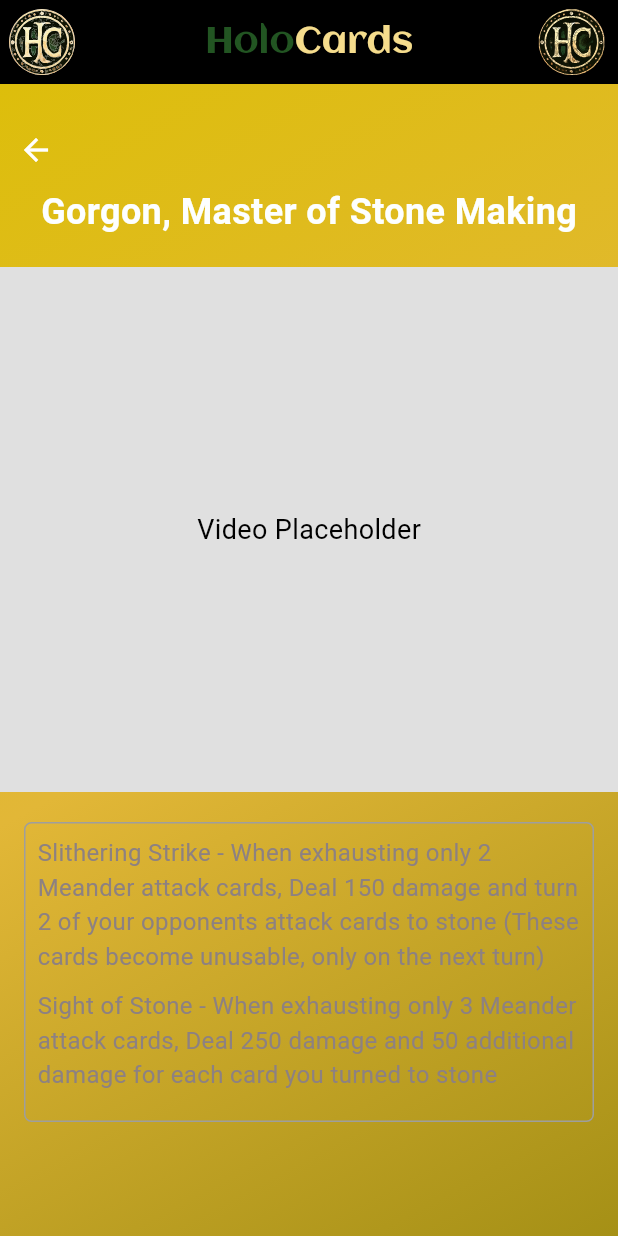
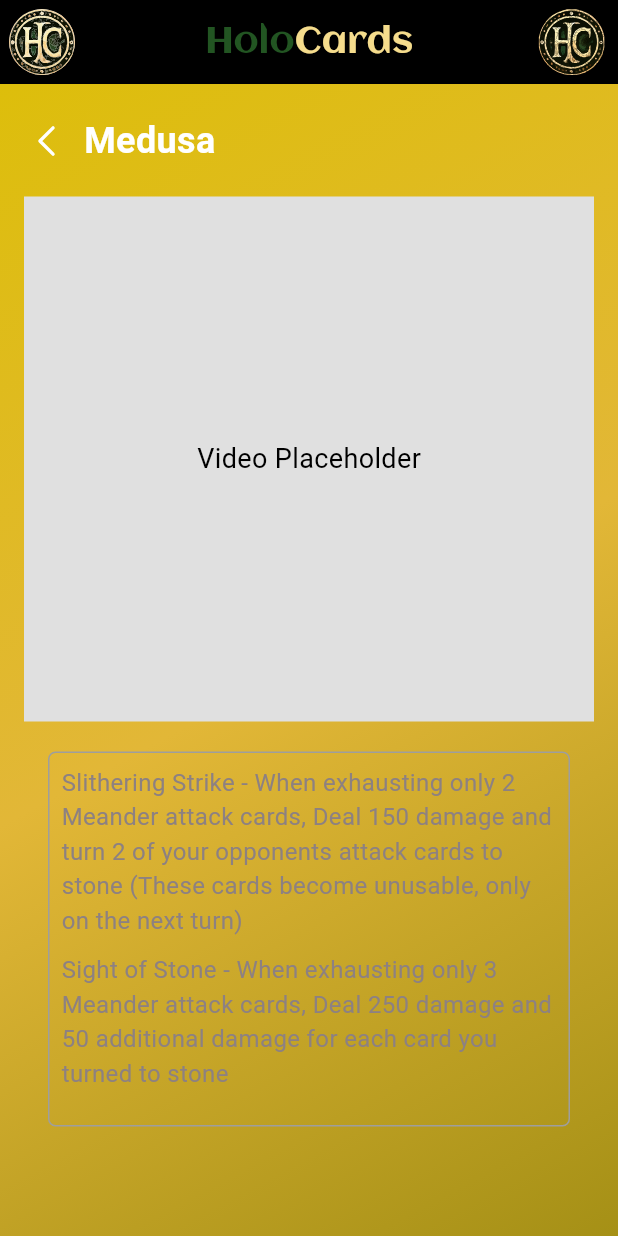
Before and after one commit to paz4ck/tech-prep-app, a Flutter app: the MedusaPage screen opened directly, on a phone screen of 412 x 824 dp. Run offline on Flutter 3.47's test engine with Material 3 defaults, Android fonts, the phone set to English and light mode, and no system bars; our stand-ins replace flutter_svg.

Commit message:
Fixed video pages to match.
Added back arrow and title.

```diff
--- a/com_holocards/lib/pages/medusa.dart
+++ b/com_holocards/lib/pages/medusa.dart
@@ -21,30 +21,35 @@
             end: Alignment.bottomRight,
           ),
         ),
+        child: Padding(
+          padding: const EdgeInsets.only(top: 21.0, left: 16.0, right: 16.0, bottom: 16.0), // Move the title area down by 5 pixels
           child: Column(
-          mainAxisAlignment: MainAxisAlignment.start,
             children: [
-            const SizedBox(height: 20),
-            Align(
-              alignment: Alignment.topLeft,
-              child: IconButton(
-                icon: const Icon(Icons.arrow_back, color: Colors.white),
-                onPressed: () {
+              Row(
+                children: [
+                  GestureDetector(
+                    onTap: () {
                       Navigator.of(context).pushReplacement(
                         MaterialPageRoute(builder: (context) => const HomePage()),
                       );
                     },
+                    child: SvgPicture.asset(
+                      'assets/icons/Arrow - Left 2.svg',
+                      height: 30,
+                      width: 30,
+                      color: Colors.white, // Set the arrow color to white
                     ),
                   ),
-            const Center(
-              child: Text(
-                'Gorgon, Master of Stone Making',
+                  const SizedBox(width: 10),
+                  const Text(
+                    'Medusa',
                     style: TextStyle(
+                      fontSize: 24,
                       fontWeight: FontWeight.bold,
-                  fontSize: 24,
-                  color: Color.fromARGB(255, 253, 255, 255),
+                      color: Color.fromARGB(255, 255, 255, 255),
                     ),
                   ),
+                ],
               ),
               const SizedBox(height: 20),
               Container(
@@ -66,7 +71,7 @@
                 padding: const EdgeInsets.symmetric(horizontal: 16.0),
                 child: Container(
                   width: double.infinity,
-                height: 200, // Adjust the height as needed
+                  height: 250, // Adjust the height as needed
                   decoration: BoxDecoration(
                     border: Border.all(color: Colors.grey),
                     borderRadius: BorderRadius.circular(5),
@@ -93,13 +98,13 @@
             ],
           ),
         ),
+      ),
     );
-  }
   }
 
   AppBar appBar() {
     return AppBar(
-      backgroundColor: Colors.black, // Set the background color of the AppBar to transparent
+      backgroundColor: Colors.black, // Set the background color of the AppBar to black
       elevation: 0, // Remove the shadow of the AppBar
       title: Row(
         mainAxisAlignment: MainAxisAlignment.center,
@@ -159,3 +164,4 @@
       ],
     );
   }
+}
```
Also changed, not shown: com_holocards/lib/pages/cerb.dart (+20 -14 lines), com_holocards/lib/pages/satyr.dart (+15 -12 lines). Lines whose indentation alone changed are shown as unchanged.
